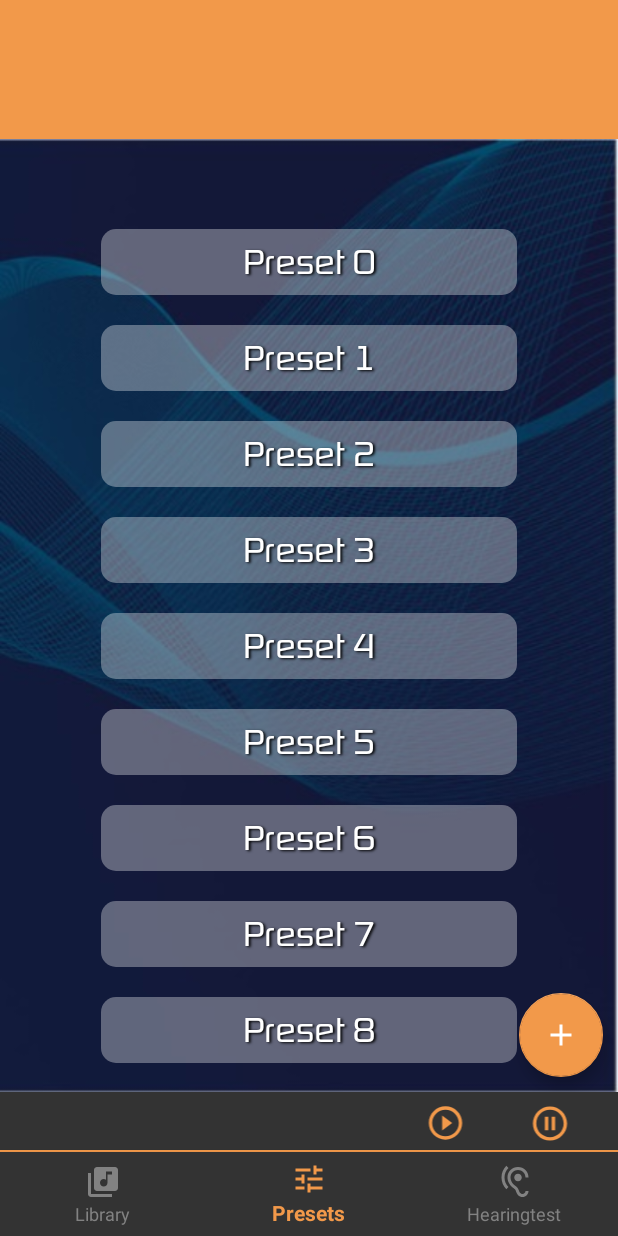
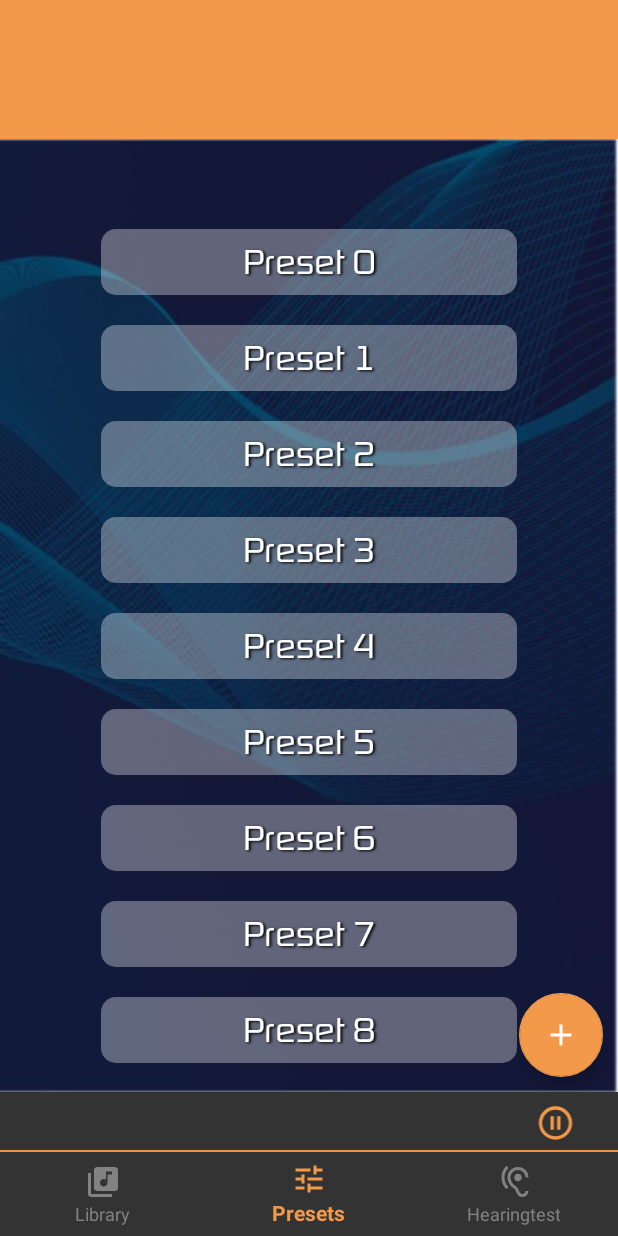
Before and after one commit to David758b/Audientes, an Android app: the screen it shows after launch (MainActivity), after a tap on an icon or button, on a phone screen of 412 x 824 dp. Run offline under Robolectric (Android 15) with nearby library versions, the phone set to English and light mode, and no system bars.

Commit message:
single button play pause control// not completely done

```diff
--- a/app/src/main/java/com/example/AudientesAPP/LydSpiller.java
+++ b/app/src/main/java/com/example/AudientesAPP/LydSpiller.java
@@ -10,6 +10,7 @@ import android.util.Log;
 public class LydSpiller {
 
     MediaPlayer mediaPlayer;
+    boolean isPlaying;
 
     public LydSpiller(MediaPlayer mediaPlayer, Activity activity){
         this.mediaPlayer = mediaPlayer;
@@ -17,6 +18,7 @@ public class LydSpiller {
     }
 
     public void playNewSound(int position, Activity activity){
+        isPlaying = true;
 
         switch (position){
             case 0:
@@ -73,18 +75,26 @@ public class LydSpiller {
 
     public void playSound(){
         mediaPlayer.start();
+        isPlaying = true;
     }
 
     public void pause(){
         mediaPlayer.pause();
         System.out.println("pause");
+        isPlaying = false;
     }
 
     public void stop(){
         mediaPlayer.stop();
         mediaPlayer.release();
+        isPlaying = false;
+    }
+
+    public boolean isPlaying(){
+        return isPlaying;
     }
 
 
 
+
 }
--- a/app/src/main/java/com/example/AudientesAPP/UI/PlayBar_Frag.java
+++ b/app/src/main/java/com/example/AudientesAPP/UI/PlayBar_Frag.java
@@ -19,7 +19,8 @@ import com.example.AudientesAPP.R;
  */
 public class PlayBar_Frag extends Fragment implements View.OnClickListener {
 
-    ImageView play, pause;
+    ImageView play;
+
     LydSpiller lydSpiller;
 
     public View onCreateView(LayoutInflater inflater, ViewGroup container, Bundle savedInstanceState) {
@@ -27,13 +28,16 @@ public class PlayBar_Frag extends Fragment implements View.OnClickListener {
         View rod = inflater.inflate(R.layout.playbar, container, false);
 
         play = rod.findViewById(R.id.playbar_playbutton);
-        pause = rod.findViewById(R.id.playbar_pausebutton);
         play.setOnClickListener(this);
-        pause.setOnClickListener(this);
-
 
         MainActivity main = (MainActivity) getActivity();
         lydSpiller = main.getLydSpiller();
+
+        // TODO: 22/11/2020 Der skal laves en eller anden form for listener på lydspiller
+        //Der skal laves en eller anden form for listener på lydspiller
+        //så når der bliver valgt en lyd skal kanppen ændre sig
+
+
 
         return rod;
     }
@@ -41,10 +45,18 @@ public class PlayBar_Frag extends Fragment implements View.OnClickListener {
 
     @Override
     public void onClick(View v) {
-        if (v == play) {
-            lydSpiller.playSound();
-        } else if (v == pause) {
-            lydSpiller.pause();
+
+        if(v == play){
+            if(!lydSpiller.isPlaying()){
+                play.setImageResource(R.drawable.ic_baseline_pause_circle_outline_24);
+                lydSpiller.playSound();
+
+            }
+            else{
+                play.setImageResource(R.drawable.ic_baseline_play_circle_outline_24);
+                lydSpiller.pause();
+
+            }
         }
     }
 }
--- a/app/src/main/res/layout/playbar.xml
+++ b/app/src/main/res/layout/playbar.xml
@@ -4,33 +4,19 @@
     xmlns:tools="http://schemas.android.com/tools"
     android:layout_width="match_parent"
     android:layout_height="41dp"
-    android:background="@color/DarkGrey"
-    >
+    android:background="@color/DarkGrey">
 
     <ImageView
         android:id="@+id/playbar_playbutton"
-        android:layout_width="0dp"
+        android:layout_width="51dp"
         android:layout_height="0dp"
 
-        android:layout_marginStart="271dp"
         android:layout_marginTop="7dp"
-        android:layout_marginEnd="20dp"
+        android:layout_marginEnd="16dp"
         android:layout_marginBottom="7dp"
         app:layout_constraintBottom_toBottomOf="parent"
-        app:layout_constraintEnd_toStartOf="@+id/playbar_pausebutton"
-        app:layout_constraintStart_toStartOf="parent"
+        app:layout_constraintEnd_toEndOf="parent"
         app:layout_constraintTop_toTopOf="parent"
         app:srcCompat="@drawable/ic_baseline_play_circle_outline_24" />
 
-    <ImageView
-        android:id="@+id/playbar_pausebutton"
-        android:layout_width="48dp"
-        android:layout_height="27dp"
-
-        android:layout_marginEnd="21dp"
-        app:layout_constraintBottom_toBottomOf="parent"
-        app:layout_constraintEnd_toEndOf="parent"
-        app:layout_constraintStart_toEndOf="@+id/playbar_playbutton"
-        app:layout_constraintTop_toTopOf="parent"
-        app:srcCompat="@drawable/ic_baseline_pause_circle_outline_24" />
 </androidx.constraintlayout.widget.ConstraintLayout>
```
